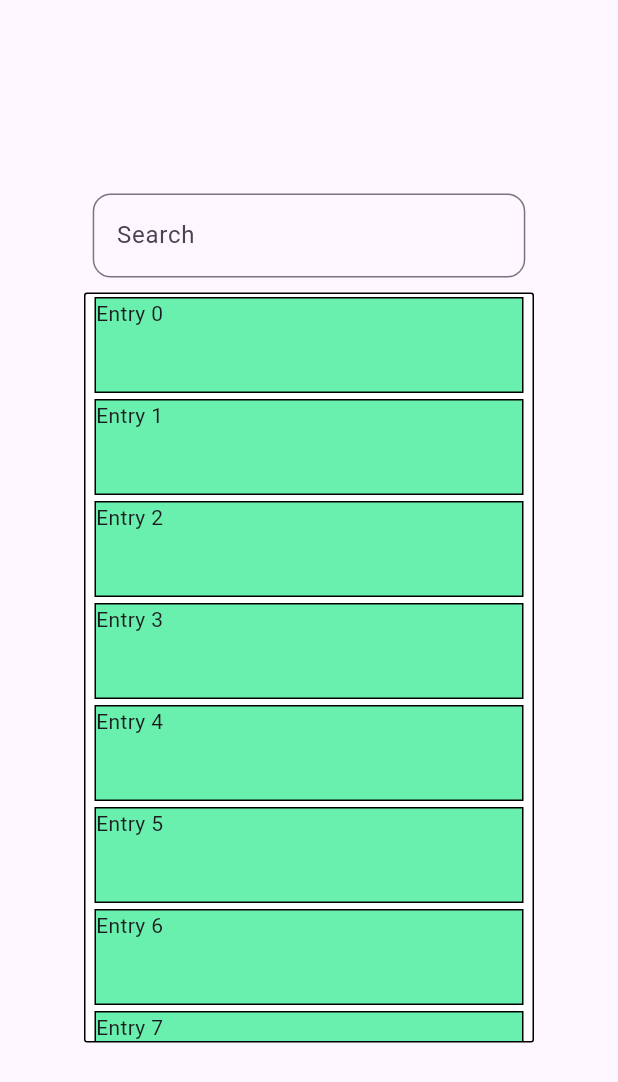
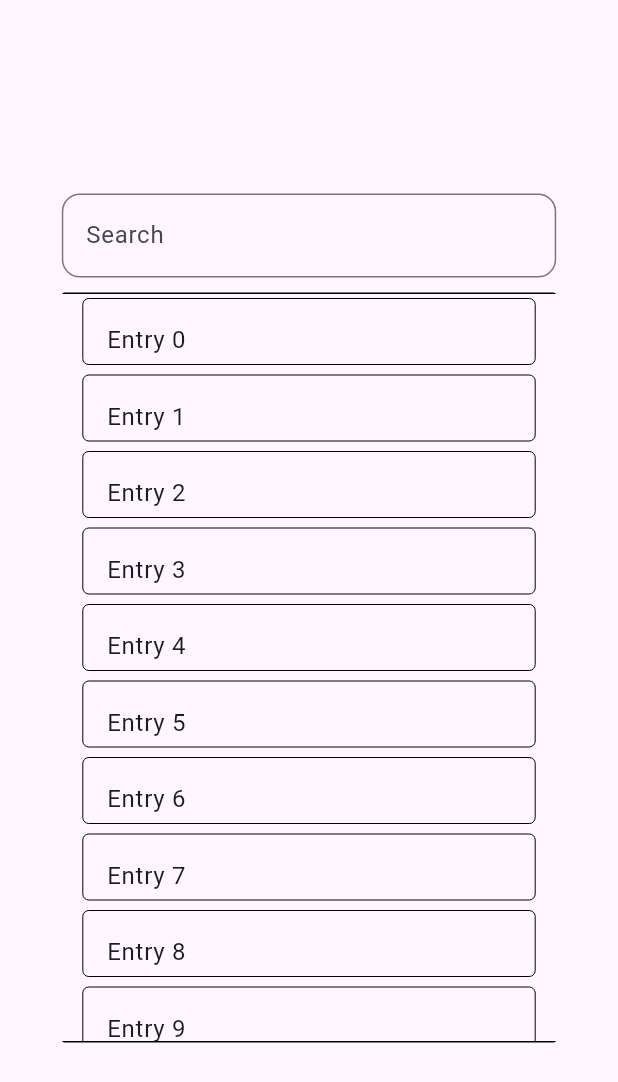
Before and after one commit to gyreas/balloon, a Flutter app: the screen it shows after launch, on a phone screen of 412 x 824 dp. Shown: the top 1082 px of the screen. Run offline on Flutter 3.47's test engine with Material 3 defaults, Android fonts, the phone set to English and light mode, and no system bars.

Commit message:
refactor: clean up somethings; I switched back to ListTile

```diff
--- a/lib/main.dart
+++ b/lib/main.dart
@@ -11,33 +11,36 @@ class Balloon extends StatelessWidget {
 
   @override
   Widget build(BuildContext context) {
-    return LayoutBuilder(
+    return MaterialApp(
+      home: Scaffold(
+        body: LayoutBuilder(
           builder: (context, constraints) {
-        var screenWidth = constraints.maxWidth;
-        return (screenWidth >= minSupportedScreenWidth)
-            ? _build(screenWidth * .7)
-            : MaterialApp(
-              home: Scaffold(body: Align(child: Text("Too small"))),
-            );
-      },
-    );
+            var searchbarWidth = constraints.maxWidth * .8;
+
+            if (constraints.maxWidth <= minSupportedScreenWidth) {
+              return Align(child: Text("Too small"));
             }
 
-  Widget _build(double searchbarWidth) => MaterialApp(
-    home: Scaffold(
-      body: Container(
+            return Container(
               alignment: Alignment.center,
               child: Column(
                 mainAxisSize: MainAxisSize.min,
                 mainAxisAlignment: MainAxisAlignment.center,
                 children: [
-            SearchBar(prompt: "Search...", radius: 12, width: searchbarWidth),
-            SearchResultsList(),
+                  SearchBar(
+                    prompt: "Search...",
+                    radius: 12,
+                    width: searchbarWidth,
+                  ),
+                  SearchResultsList(width: searchbarWidth),
                 ],
               ),
+            );
+          },
         ),
       ),
     );
+  }
 }
 
 class SearchBar extends StatelessWidget {
@@ -75,29 +78,29 @@ class SearchBar extends StatelessWidget {
 }
 
 class SearchResultsList extends StatelessWidget {
-  const SearchResultsList({super.key});
+  final double width;
+  const SearchResultsList({super.key, required this.width});
 
   @override
   Widget build(BuildContext context) {
     return Container(
-      alignment: AlignmentDirectional(0, 0),
       margin: const EdgeInsets.only(top: 10),
       padding: const EdgeInsets.all(0),
       decoration: BoxDecoration(
-        color: Colors.white,
-        border: Border.all(width: 1),
+        color: Colors.transparent,
+        border: Border.symmetric(horizontal: BorderSide(width: 1)),
         borderRadius: BorderRadius.all(Radius.circular(2)),
       ),
-      width: 300,
+      width: width,
       height: 500,
-      child: ListView.builder(
+      child: (ListView.builder(
         itemCount: 144,
         itemBuilder:
             (context, index) => SearchResultTile(
               selected: index == 44,
               child: Text("Entry $index"),
             ),
-      ),
+      )),
     );
   }
 }
@@ -114,31 +117,21 @@ class SearchResultTile extends StatelessWidget {
 
   @override
   Widget build(BuildContext context) {
-    // TODO: ListTile paints the Tiles that are marked as selected even when they're
-    // not within the ListView viewport, what's going on here?
-    return Container(
-      padding: EdgeInsets.all(2),
-      margin: EdgeInsets.all(0),
-      color: selected ? Colors.cyan : null,
-      child: SearchResultItem(child: child),
+    return Material(
+      child: Container(
+        decoration: BoxDecoration(
+          border: selected ? Border.all(width: 1) : Border.all(width: 0),
+          borderRadius: BorderRadius.all(Radius.circular(4)),
+        ),
+        margin: const EdgeInsets.only(top: 3, bottom: 4, left: 14, right: 14),
+        height: 44,
+        alignment: Alignment.center,
+        child: ListTile(
+          title: child,
+          selected: selected,
+          selectedTileColor: Colors.cyan,
+        ),
+      ),
     );
   }
 }
-
-class SearchResultItem extends StatelessWidget {
-  final Widget child;
-  const SearchResultItem({super.key, required this.child});
-
-  @override
-  Widget build(BuildContext context) {
-    return Container(
-      decoration: BoxDecoration(
-        border: Border.all(width: 1),
-        color: Colors.greenAccent,
-      ),
-      margin: const EdgeInsets.only(left: 4, right: 4),
-      height: 64,
-      child: child,
-    );
-  }
-}
```
Lines whose indentation alone changed are shown as unchanged.
